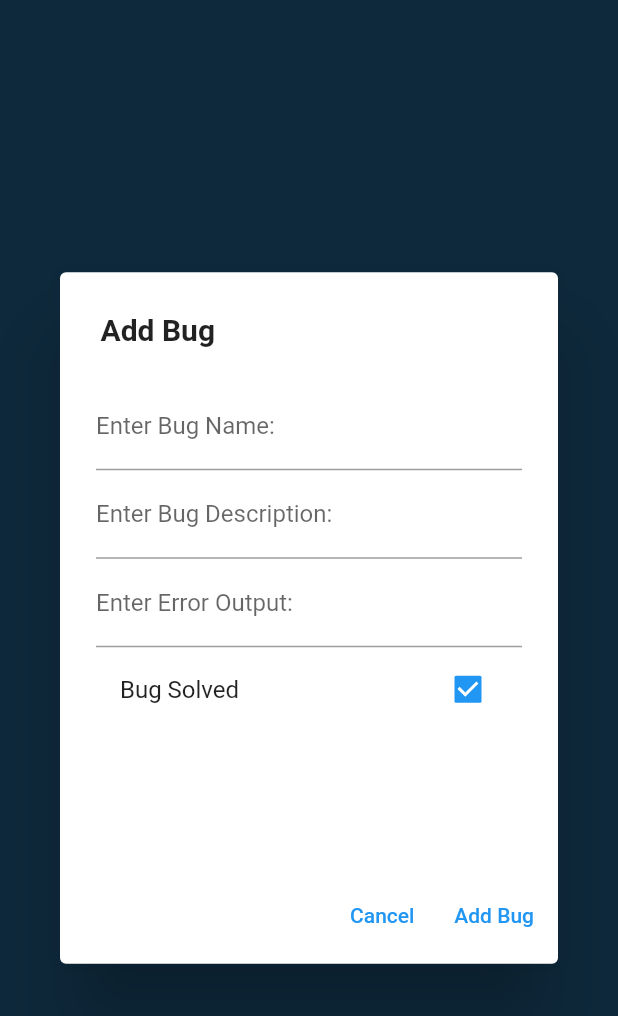
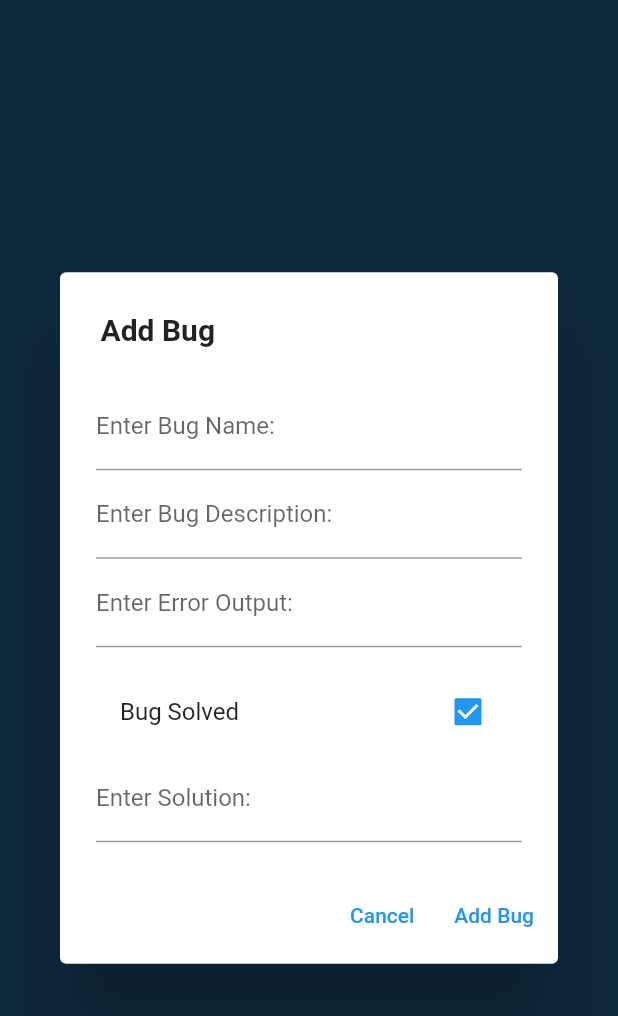
Before and after one commit to amahi2001/Developers-Almanac, a Flutter app: the AddBugPopUp widget shown alone on an empty page, opened directly with empty values, after a tap on "Bug Solved", on a phone screen of 412 x 824 dp. Shown: the top 1016 px of the screen. Run offline on Flutter 3.47's test engine with Material 2 defaults, Android fonts, the phone set to English and light mode, and no system bars; our stand-ins replace cloud_firestore, firebase_auth, firebase_core, flutter_signin_button; accounts and stored records are empty; statements that could not run were skipped.

Commit message:
edit project page style, bug solution

```diff
--- a/lib/pages/edit_projects/widgets/add_bugs.dart
+++ b/lib/pages/edit_projects/widgets/add_bugs.dart
@@ -50,10 +50,10 @@ class AddBugPopUp extends StatefulWidget {
 class _AddBugPopUpState extends State<AddBugPopUp> {
   final _addBugKey = GlobalKey<FormState>();
   final TextEditingController _bugNameController = TextEditingController();
-  final TextEditingController _bugDescriptionController =
-      TextEditingController();
-  final TextEditingController _bugErrorOutputController =
-      TextEditingController();
+  final TextEditingController _bugDescriptionController = TextEditingController();
+  final TextEditingController _bugErrorOutputController = TextEditingController();
+    final TextEditingController _bugSolutionsController = TextEditingController();
+
   bool _bugSolved = false;
 
   callback() {
@@ -127,18 +127,35 @@ class _AddBugPopUpState extends State<AddBugPopUp> {
                   ),
                 ),
                 Padding(
-                  padding: const EdgeInsets.all(.0),
+                  padding: const EdgeInsets.only(top: 15),
                   child: CheckboxListTile(
                     title: const Text("Bug Solved"),
                     value: _bugSolved,
                     onChanged: (val) {
                       setState(() {
                         _bugSolved = val!;
-                        print(val);
-                        print(_bugSolved);
                         callback();
                       });
                     },
+                  ),
+                ),
+                Visibility(
+                    visible: _bugSolved,
+                    child: Padding(
+                      padding: const EdgeInsets.all(.0),
+                      child: TextFormField(
+                        controller: _bugSolutionsController,
+                        decoration: const InputDecoration(
+                          border: UnderlineInputBorder(),
+                          labelText: 'Enter Solution:',
+                        ),
+                        validator: (value) {
+                          if (value == null || value.isEmpty) {
+                            return 'Please enter Solution';
+                          }
+                          return null;
+                        },
+                    ),
                   ),
                 ),
               ],
@@ -163,6 +180,7 @@ class _AddBugPopUpState extends State<AddBugPopUp> {
                 'bug_name': _bugNameController.text,
                 'bug_description': _bugDescriptionController.text,
                 'error_output': _bugErrorOutputController.text,
+                'solution': _bugSolutionsController.text,
                 'is_solved': _bugSolved,
                 'created_at': today,
               }).then((value) {
```
Also changed, not shown: lib/pages/edit_projects/edit_project.dart (+127 -74 lines).
